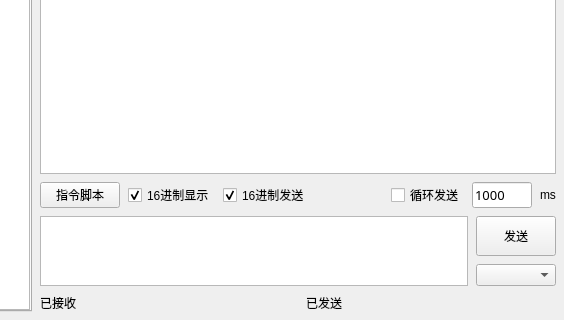
First picture: the form in MainWindow.ui, repository AndroidCoderPeng/SerialPortDebugger, before the edit; both pictures show x 236 to 800 and y 280 to 600 of the 800 by 600 pixel window.
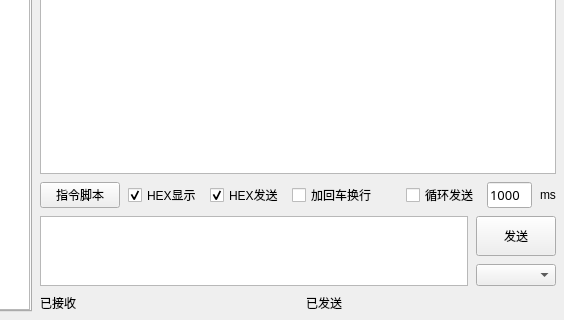
Second picture: the form after the edit.

Commit message: feat(ui): 添加换行符选项，更新界面设置

```diff
--- a/MainWindow.ui
+++ b/MainWindow.ui
@@ -204,7 +204,7 @@
                                 <item>
                                     <widget class="QCheckBox" name="hexReceiveCheckBox">
                                         <property name="text">
-                                            <string>16进制显示</string>
+                                            <string>HEX显示</string>
                                         </property>
                                         <property name="checked">
                                             <bool>true</bool>
@@ -214,13 +214,20 @@
                                 <item>
                                     <widget class="QCheckBox" name="hexSendCheckBox">
                                         <property name="text">
-                                            <string>16进制发送</string>
+                                            <string>HEX发送</string>
                                         </property>
                                         <property name="checked">
                                             <bool>true</bool>
                                         </property>
                                     </widget>
                                 </item>
+                                <item>
+                                    <widget class="QCheckBox" name="lineBreakCheckBox">
+                                        <property name="text">
+                                            <string>加回车换行</string>
+                                        </property>
+                                    </widget>
+                                </item>
                                 <item>
                                     <spacer name="horizontalSpacer">
                                         <property name="orientation">
@@ -245,7 +252,7 @@
                                     <widget class="QLineEdit" name="timeLineEdit">
                                         <property name="minimumSize">
                                             <size>
-                                                <width>60</width>
+                                                <width>45</width>
                                                 <height>0</height>
                                             </size>
                                         </property>
```
The commit also changes 1 other file.
